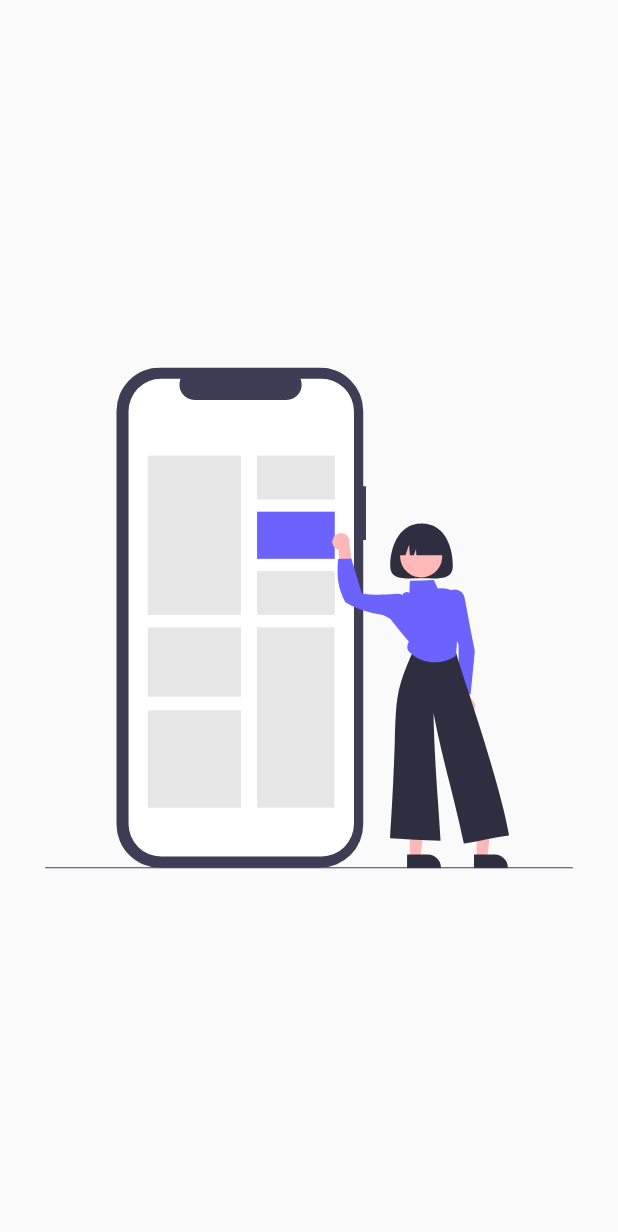
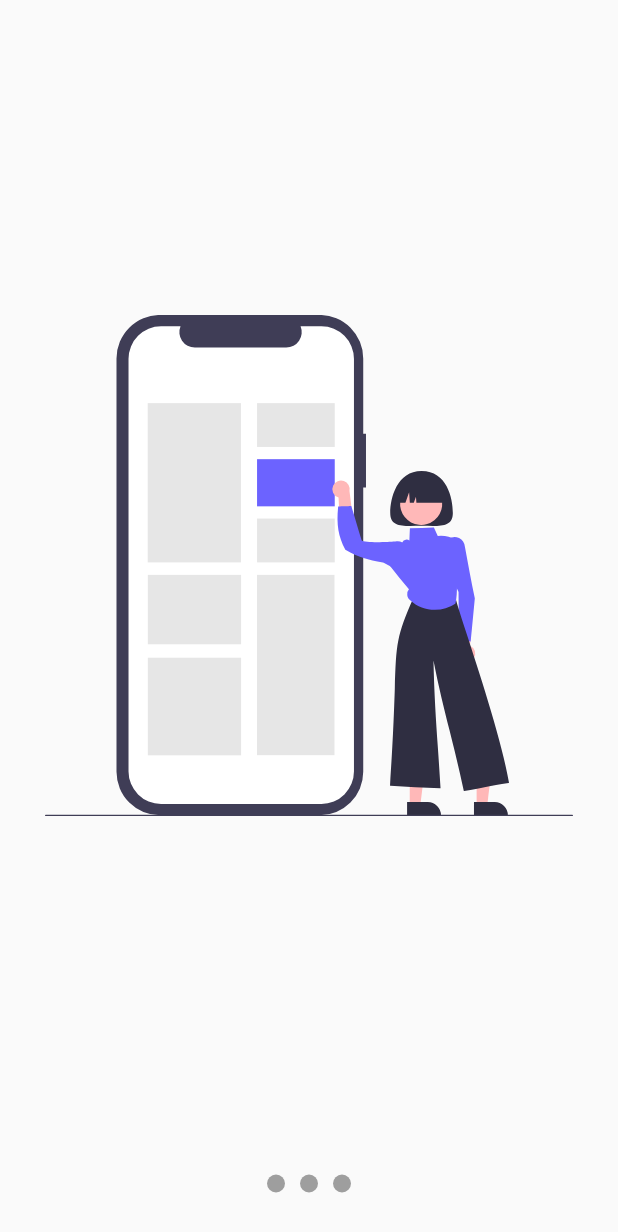
Before and after one commit to SoyJorgeDiaz5/flutter_design_and_animations, a Flutter app: the screen it shows after launch, on a phone screen of 412 x 824 dp. Shown: the top 1232 px of the screen. Run offline on Flutter 3.47's test engine with Material 2 defaults, Android fonts, the phone set to English and light mode, and no system bars; our stand-ins replace flutter_svg.

Commit message:
feat(slideshow): adds Dot widget

```diff
--- a/lib/src/pages/slideshow_page.dart
+++ b/lib/src/pages/slideshow_page.dart
@@ -6,9 +6,55 @@ class SlideShowPage extends StatelessWidget {
 
   @override
   Widget build(BuildContext context) {
-    return const Scaffold(
+    return Scaffold(
       body: Center(
-        child: _Slides(),
+        child: Column(
+          children: const [
+            Expanded(
+              child: _Slides(),
+            ),
+            _Dots(),
+          ],
+        ),
+      ),
+    );
+  }
+}
+
+class _Dots extends StatelessWidget {
+  const _Dots({Key? key}) : super(key: key);
+
+  @override
+  Widget build(BuildContext context) {
+    return SizedBox(
+      width: double.infinity,
+      height: 70,
+      child: Row(
+        mainAxisAlignment: MainAxisAlignment.center,
+        children: const [
+          _Dot(),
+          _Dot(),
+          _Dot(),
+        ],
+      ),
+    );
+  }
+}
+
+class _Dot extends StatelessWidget {
+  const _Dot({
+    Key? key,
+  }) : super(key: key);
+
+  @override
+  Widget build(BuildContext context) {
+    return Container(
+      width: 12,
+      height: 12,
+      margin: const EdgeInsets.symmetric(horizontal: 5),
+      decoration: const BoxDecoration(
+        color: Colors.grey,
+        shape: BoxShape.circle,
       ),
     );
   }
```
